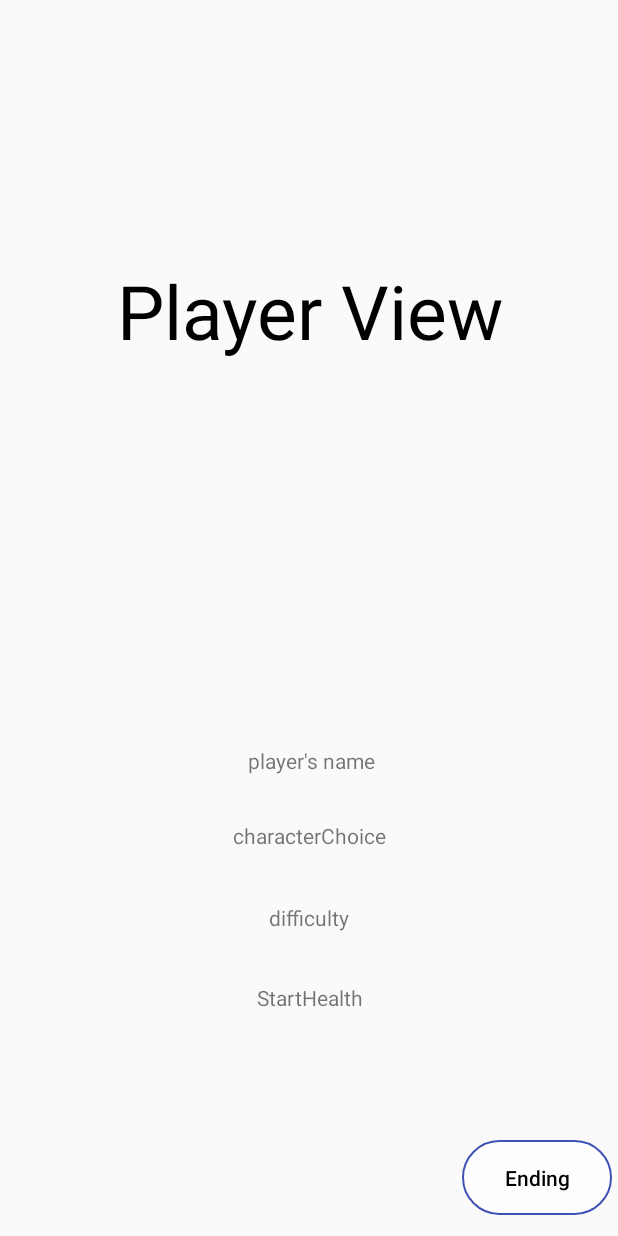
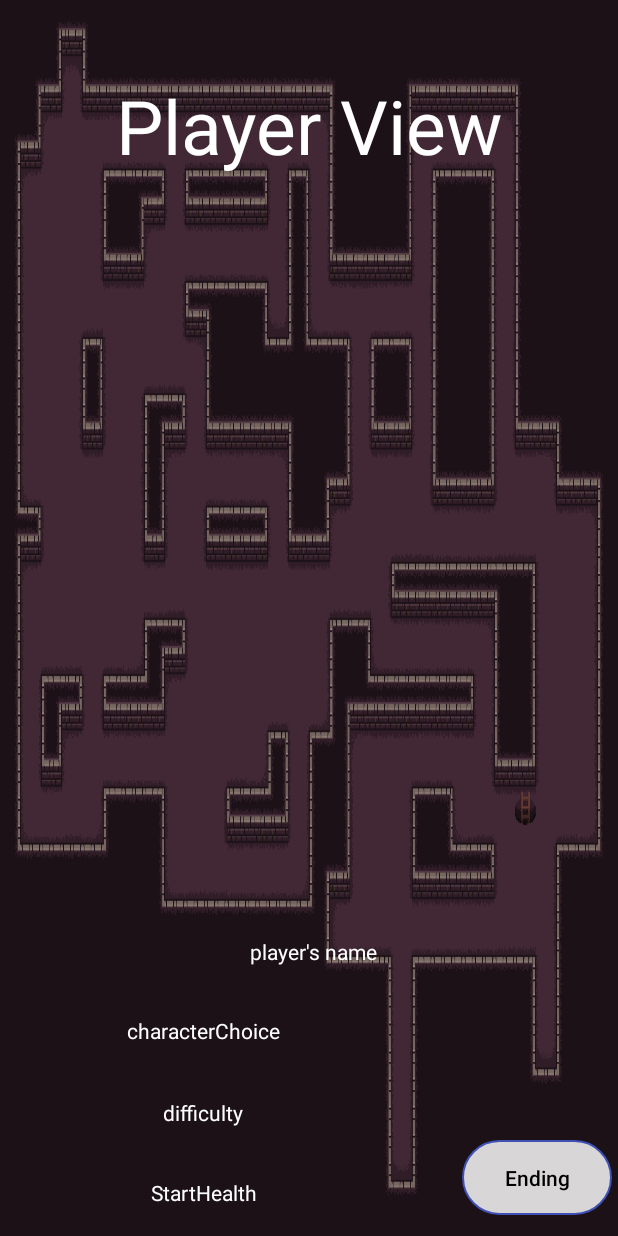
Before and after one commit to WYkSnOW/2D_Pixel_Dungeon_Game, an Android app: the layout player_view.xml on its own in the app's theme, with its tools: preview values and no code run, on a phone screen of 412 x 824 dp. Run offline under Robolectric (Android 15) with nearby library versions, the phone set to English and light mode, and no system bars.

Commit message:
add first map, cancel timer for welcome animation when the screen close

```diff
--- a/app/src/main/java/com/example/myapplication/MainActivity.java
+++ b/app/src/main/java/com/example/myapplication/MainActivity.java
@@ -106,7 +106,6 @@ public class MainActivity extends AppCompatActivity {
         });
         animatorSet.start(); // 启动属性动画
 
-        Timer timer = new Timer(true);
 
 
 
@@ -119,6 +118,7 @@ public class MainActivity extends AppCompatActivity {
                 Intent intent = new Intent();
                 intent.setClass(MainActivity.this, ConfigScreen.class);
                 startActivity(intent);
+                timer.cancel();
                 finish();
             }
         });
--- a/app/src/main/java/com/example/myapplication/PlayerView.java
+++ b/app/src/main/java/com/example/myapplication/PlayerView.java
@@ -1,14 +1,17 @@
 package com.example.myapplication;
 
 import android.content.Intent;
+import android.graphics.drawable.AnimationDrawable;
 import android.os.Bundle;
 import android.view.View;
 import android.widget.Button;
+import android.widget.ImageView;
 import android.widget.TextView;
 
 import androidx.appcompat.app.AppCompatActivity;
 
 public class PlayerView extends AppCompatActivity {
+
     @Override
     protected void onCreate(Bundle savedInstanceState) {
         super.onCreate(savedInstanceState);
@@ -24,12 +27,23 @@ public class PlayerView extends AppCompatActivity {
         TextView characterText = findViewById(R.id.characterBar);
         TextView difficultyText = findViewById(R.id.difficulty);
         TextView startHealthText = findViewById(R.id.startHealth);
+        ImageView character = findViewById(R.id.character);
 
         name.setText("Player's name: " + playerName);
         characterText.setText("Character#: " + characterChoice);
         difficultyText.setText("Level of difficulty: " + levelDifficulty);
         startHealthText.setText("StartHealth: " + startHealth);
 
+
+        if (characterChoice == 1) {
+            character.setBackgroundResource(R.drawable.elf_f_idle_animation);
+        } else if (characterChoice == 2) {
+            character.setBackgroundResource(R.drawable.lizard_m_idle_animation);
+        } else {
+            character.setBackgroundResource(R.drawable.wizzard_m_idle_animation);
+        }
+        AnimationDrawable characterAnimation = (AnimationDrawable) character.getBackground();
+        characterAnimation.start();
 
 
 
@@ -47,9 +61,6 @@ public class PlayerView extends AppCompatActivity {
 
 
 
+    }
 
-
-
-
-    }
 }
--- a/app/src/main/res/layout/player_view.xml
+++ b/app/src/main/res/layout/player_view.xml
@@ -8,6 +8,27 @@
     android:orientation="horizontal"
     tools:context=".PlayerView">
 
+    <ImageView
+        android:id="@+id/map"
+        android:layout_width="wrap_content"
+        android:layout_height="match_parent"
+        android:background="@drawable/game_map_1"
+        app:layout_constraintBottom_toBottomOf="parent"
+        app:layout_constraintEnd_toEndOf="parent"
+        app:layout_constraintStart_toStartOf="parent"
+        app:layout_constraintTop_toTopOf="parent" />
+
+    <ImageView
+        android:id="@+id/character"
+        android:layout_width="32dp"
+        android:layout_height="56dp"
+        app:layout_constraintBottom_toBottomOf="parent"
+        app:layout_constraintEnd_toEndOf="parent"
+        app:layout_constraintHorizontal_bias="0.263"
+        app:layout_constraintStart_toStartOf="parent"
+        app:layout_constraintTop_toTopOf="parent"
+        app:layout_constraintVertical_bias="0.637" />
+
     <TextView
         android:id="@+id/playerView"
         android:layout_width="406dp"
@@ -16,15 +37,15 @@
         android:background="#00000000"
         android:gravity="center"
         android:text="Player View"
-        android:textColor="#FF000000"
+        android:textColor="#FFFFFF"
         android:textSize="50sp"
         android:textStyle="normal"
         app:layout_constraintBottom_toBottomOf="parent"
         app:layout_constraintEnd_toEndOf="parent"
-        app:layout_constraintHorizontal_bias="0.516"
+        app:layout_constraintHorizontal_bias="0.498"
         app:layout_constraintStart_toStartOf="parent"
         app:layout_constraintTop_toTopOf="parent"
-        app:layout_constraintVertical_bias="0.188" />
+        app:layout_constraintVertical_bias="0.0" />
 
     <Button
         android:id="@+id/goes_to_endingScreen"
@@ -47,12 +68,13 @@
         android:layout_height="23dp"
         android:gravity="center"
         android:text="player's name"
+        android:textColor="#FFFFFF"
         app:layout_constraintBottom_toBottomOf="parent"
         app:layout_constraintEnd_toEndOf="parent"
-        app:layout_constraintHorizontal_bias="0.499"
+        app:layout_constraintHorizontal_bias="0.041"
         app:layout_constraintStart_toStartOf="parent"
         app:layout_constraintTop_toTopOf="parent"
-        app:layout_constraintVertical_bias="0.619" />
+        app:layout_constraintVertical_bias="0.778" />
 
     <TextView
         android:id="@+id/characterBar"
@@ -60,12 +82,13 @@
         android:layout_height="25dp"
         android:gravity="center"
         android:text="characterChoice"
+        android:textColor="#FFFFFF"
         app:layout_constraintBottom_toBottomOf="parent"
         app:layout_constraintEnd_toEndOf="parent"
-        app:layout_constraintHorizontal_bias="0.499"
+        app:layout_constraintHorizontal_bias="0.224"
         app:layout_constraintStart_toStartOf="parent"
         app:layout_constraintTop_toTopOf="parent"
-        app:layout_constraintVertical_bias="0.682" />
+        app:layout_constraintVertical_bias="0.845" />
 
     <TextView
         android:id="@+id/difficulty"
@@ -73,12 +96,13 @@
         android:layout_height="25dp"
         android:gravity="center"
         android:text="difficulty"
+        android:textColor="#FFFFFF"
         app:layout_constraintBottom_toBottomOf="parent"
         app:layout_constraintEnd_toEndOf="parent"
-        app:layout_constraintHorizontal_bias="0.499"
+        app:layout_constraintHorizontal_bias="0.224"
         app:layout_constraintStart_toStartOf="parent"
         app:layout_constraintTop_toTopOf="parent"
-        app:layout_constraintVertical_bias="0.75" />
+        app:layout_constraintVertical_bias="0.913" />
 
     <TextView
         android:id="@+id/startHealth"
@@ -86,11 +110,12 @@
         android:layout_height="25dp"
         android:gravity="center"
         android:text="StartHealth"
+        android:textColor="#FFFFFF"
         app:layout_constraintBottom_toBottomOf="parent"
         app:layout_constraintEnd_toEndOf="parent"
-        app:layout_constraintHorizontal_bias="0.499"
+        app:layout_constraintHorizontal_bias="0.224"
         app:layout_constraintStart_toStartOf="parent"
         app:layout_constraintTop_toTopOf="parent"
-        app:layout_constraintVertical_bias="0.817" />
+        app:layout_constraintVertical_bias="0.98" />
 
 </androidx.constraintlayout.widget.ConstraintLayout>
```
Also changed, not shown: app/src/main/res/drawable/game_map_1.png (added).
